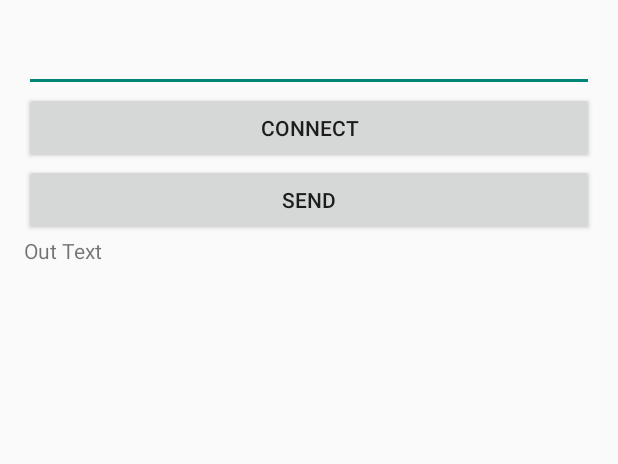
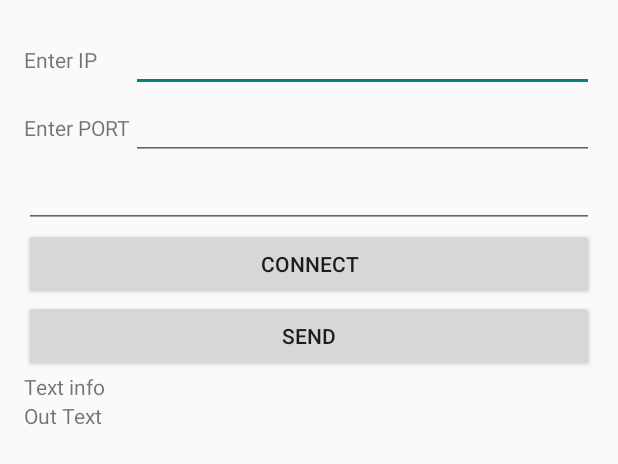
Before and after one commit to PuntusovAleksandr/MyClientServerAndroid, an Android app: the layout main.xml on its own in the app's theme, with its tools: preview values and no code run, on a phone screen of 412 x 824 dp. Shown: the top 464 px of the screen. Run offline under Robolectric (Android 15) with nearby library versions, the phone set to English and light mode, and no system bars.

Commit message:
22.05.2015

```diff
--- a/app/src/main/AndroidManifest.xml
+++ b/app/src/main/AndroidManifest.xml
@@ -2,9 +2,11 @@
 <manifest xmlns:android="http://schemas.android.com/apk/res/android"
     package="com.aleksandrP.myclientserver.app" >
 
-    <!--<uses-permission android:name="android.permission.INTERNET">  </uses-permission>-->
+    <uses-permission android:name="android.permission.INTERNET"/>
+    <uses-permission android:name="android.permission.ACCESS_WIFI_STATE"/>
+    <uses-permission android:name="android.permission.ACCESS_NETWORK_STATE"/>
+    <uses-permission android:name="android.permission.ACCESS_WIFI_STATE"/>
 
-    <!--<uses-permission android:name="android.permission.ACCESS_WIFI_STATE">  </uses-permission>-->
 
     <application
         android:allowBackup="true"
--- a/app/src/main/java/com/aleksandrP/myclientserver/app/Server/MyServer.java
+++ b/app/src/main/java/com/aleksandrP/myclientserver/app/Server/MyServer.java
@@ -25,6 +25,7 @@ public class MyServer {
                 serverSocket = new ServerSocket(5678, 10);
                 System.out.println("Server is create");
                 socket = serverSocket.accept();
+                System.out.println("Connect is: "+ socket.toString());
                 output = new ObjectOutputStream(socket.getOutputStream());
                 input = new ObjectInputStream(socket.getInputStream());
                 System.out.println("Your message is: " + (String) input.readObject());
--- a/app/src/main/res/layout/main.xml
+++ b/app/src/main/res/layout/main.xml
@@ -8,6 +8,32 @@
                 android:paddingBottom="@dimen/activity_vertical_margin"
                 tools:context=".MainActivity">
 
+    <TableRow
+            android:layout_width="fill_parent"
+            android:layout_height="fill_parent">
+        <TextView
+                android:layout_width="wrap_content"
+                android:layout_height="wrap_content"
+                android:text="Enter IP"
+                android:id="@+id/textView2" android:layout_column="1"/>
+        <EditText
+                android:layout_width="match_parent"
+                android:layout_height="wrap_content"
+                android:id="@+id/textId" android:layout_column="2" android:layout_weight="1"/>
+    </TableRow>
+    <TableRow
+            android:layout_width="fill_parent"
+            android:layout_height="fill_parent">
+        <TextView
+                android:layout_width="wrap_content"
+                android:layout_height="wrap_content"
+                android:text="Enter PORT"
+                android:id="@+id/textView3" android:layout_column="1"/>
+        <EditText
+                android:layout_width="match_parent"
+                android:layout_height="wrap_content"
+                android:id="@+id/textPort" android:layout_column="2" android:layout_weight="1"/>
+    </TableRow>
     <EditText
             android:layout_width="wrap_content"
             android:layout_height="wrap_content"
@@ -23,9 +49,22 @@
             android:layout_height="wrap_content"
             android:text="Send"
             android:id="@+id/btnSend" android:layout_row="1" android:layout_column="1" android:onClick="clickButton"/>
-    <TextView
-            android:layout_width="wrap_content"
-            android:layout_height="wrap_content"
-            android:text="Out Text"
-            android:id="@+id/textView" android:layout_row="2" android:layout_column="0"/>
+    <TableRow
+            android:layout_width="fill_parent"
+            android:layout_height="fill_parent">
+        <TextView
+                android:layout_width="wrap_content"
+                android:layout_height="wrap_content"
+                android:text="Text info"
+                android:id="@+id/textInfo" android:layout_column="1"/>
+    </TableRow>
+    <TableRow
+            android:layout_width="fill_parent"
+            android:layout_height="fill_parent">
+        <TextView
+                android:layout_width="wrap_content"
+                android:layout_height="wrap_content"
+                android:text="Out Text"
+                android:id="@+id/textView" android:layout_row="3" android:layout_column="1"/>
+    </TableRow>
 </TableLayout>
```
Also changed, not shown: app/src/main/java/com/aleksandrP/myclientserver/app/Client/App.java (deleted, +0 -51 lines), app/src/main/java/com/aleksandrP/myclientserver/app/MainActivity.java (+76 -8 lines).
